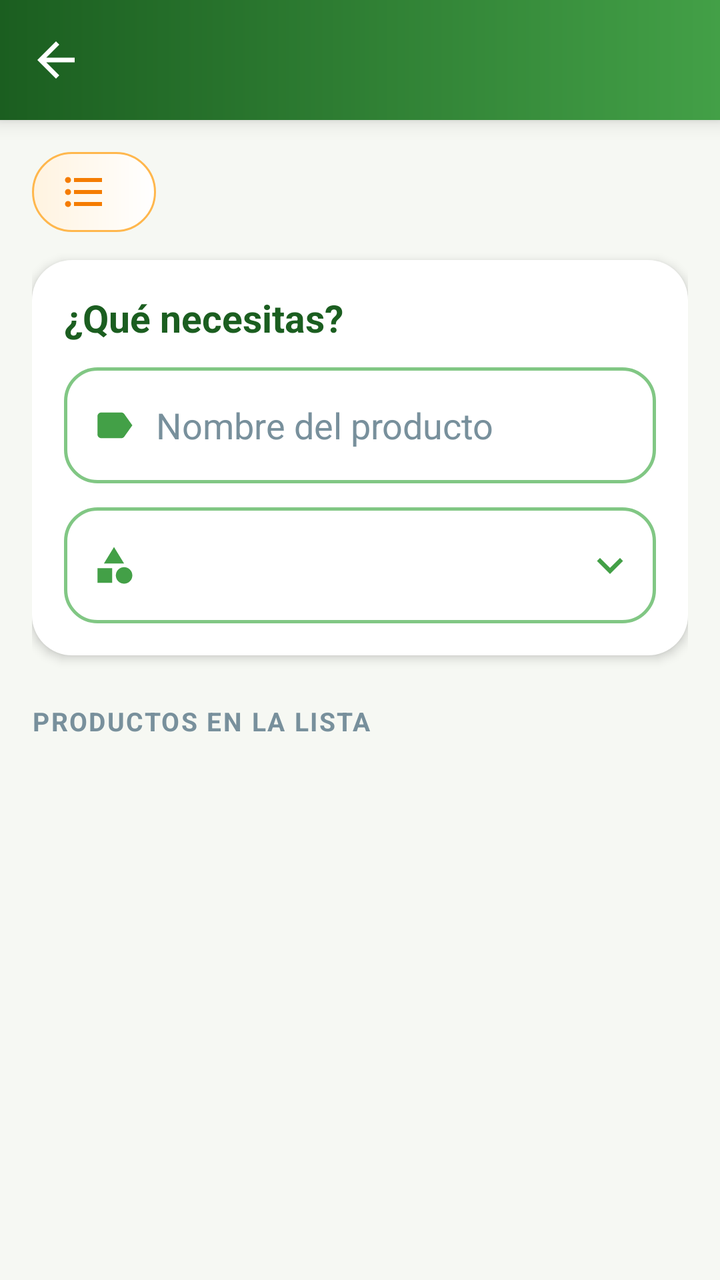
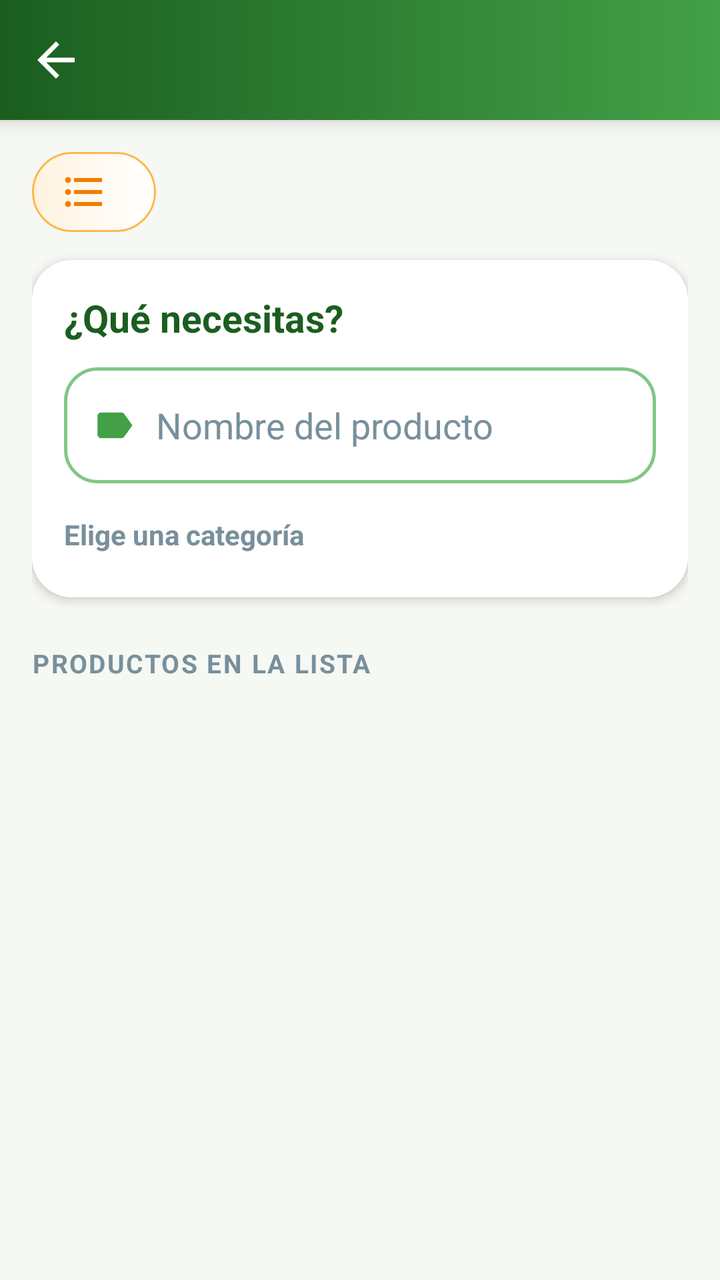

Screens rendered from an Android XML layout before and after an edit, with the pre-edit source and the edit as a unified diff.
<!-- AndroidManifest.xml: application theme Theme.ShoppingList -->
<!-- res/layout/activity_add_product.xml -->
<?xml version="1.0" encoding="utf-8"?>
<LinearLayout xmlns:android="http://schemas.android.com/apk/res/android"
    xmlns:app="http://schemas.android.com/apk/res-auto"
    xmlns:tools="http://schemas.android.com/tools"
    android:layout_width="match_parent"
    android:layout_height="match_parent"
    android:orientation="vertical"
    tools:ignore="ContentDescription">

    <include layout="@layout/view_top_bar" />

    <ScrollView
        android:layout_width="match_parent"
        android:layout_height="match_parent">

        <LinearLayout
            android:layout_width="match_parent"
            android:layout_height="wrap_content"
            android:orientation="vertical"
            android:padding="16dp">

            <TextView
                android:id="@+id/tvTarget"
                android:layout_width="wrap_content"
                android:layout_height="wrap_content"
                android:layout_marginBottom="14dp"
                android:background="@drawable/bg_pill_orange"
                android:drawablePadding="8dp"
                android:gravity="center_vertical"
                android:paddingStart="14dp"
                android:paddingTop="8dp"
                android:paddingEnd="16dp"
                android:paddingBottom="8dp"
                android:textColor="@color/orange_dark"
                android:textSize="15sp"
                android:textStyle="bold"
                app:drawableStartCompat="@drawable/ic_list"
                app:drawableTint="@color/orange" />

            
            <LinearLayout
                android:layout_width="match_parent"
                android:layout_height="wrap_content"
                android:background="@drawable/bg_card_plain"
                android:elevation="3dp"
                android:orientation="vertical"
                android:padding="16dp">

                <TextView
                    android:layout_width="wrap_content"
                    android:layout_height="wrap_content"
                    android:text="@string/form_title"
                    android:textColor="@color/green_dark"
                    android:textSize="19sp"
                    android:textStyle="bold" />

                <LinearLayout style="@style/InputRow">

                    <ImageView
                        style="@style/InputRowIcon"
                        android:src="@drawable/ic_label" />

                    <EditText
                        android:id="@+id/etName"
                        style="@style/InputRowField"
                        android:importantForAutofill="no"
                        android:hint="@string/product_name_hint"
                        android:inputType="textCapSentences" />
                </LinearLayout>

                <LinearLayout
                    android:id="@+id/categoryRow"
                    style="@style/InputRow">

                    <ImageView
                        style="@style/InputRowIcon"
                        android:src="@drawable/ic_category" />

                    <Spinner
                        android:id="@+id/spCategory"
                        android:layout_width="0dp"
                        android:layout_height="match_parent"
                        android:layout_weight="1"
                        android:background="@null"
                        android:spinnerMode="dropdown" />

                    <ImageView
                        android:layout_width="26dp"
                        android:layout_height="26dp"
                        android:importantForAccessibility="no"
                        android:rotation="90"
                        android:src="@drawable/ic_chevron_right"
                        app:tint="@color/green_mid" />
                </LinearLayout>

                <LinearLayout
                    android:id="@+id/quantityRow"
                    style="@style/InputRow"
                    android:visibility="gone">

                    <ImageView
                        style="@style/InputRowIcon"
                        android:src="@drawable/ic_scale" />

                    <EditText
                        android:id="@+id/etQuantity"
                        style="@style/InputRowField"
                        android:importantForAutofill="no"
                        android:inputType="number" />

                    <TextView
                        android:id="@+id/tvUnit"
                        android:layout_width="wrap_content"
                        android:layout_height="wrap_content"
                        android:layout_marginEnd="8dp"
                        android:textColor="@color/orange_dark"
                        android:textSize="17sp"
                        android:textStyle="bold" />
                </LinearLayout>

                <com.google.android.material.button.MaterialButton
                    android:id="@+id/btnAdd"
                    style="@style/GradientButton"
                    android:layout_width="match_parent"
                    android:layout_marginTop="16dp"
                    android:text="@string/add"
                    android:visibility="gone"
                    app:icon="@drawable/ic_add" />
            </LinearLayout>

            <TextView
                android:id="@+id/tvCurrentTitle"
                android:layout_width="match_parent"
                android:layout_height="wrap_content"
                android:layout_marginTop="24dp"
                android:text="@string/current_products"
                android:textAllCaps="true"
                android:letterSpacing="0.06"
                android:textColor="@color/text_muted"
                android:textSize="13sp"
                android:textStyle="bold" />

            <LinearLayout
                android:id="@+id/content"
                android:layout_width="match_parent"
                android:layout_height="wrap_content"
                android:orientation="vertical" />
        </LinearLayout>
    </ScrollView>
</LinearLayout>
<!-- res/layout/view_top_bar.xml (included above) -->
<?xml version="1.0" encoding="utf-8"?>
<LinearLayout xmlns:android="http://schemas.android.com/apk/res/android"
    android:id="@+id/topBar"
    android:layout_width="match_parent"
    android:layout_height="wrap_content"
    android:background="@drawable/bg_top_bar"
    android:elevation="6dp"
    android:gravity="center_vertical"
    android:orientation="horizontal">

    <ImageButton
        android:id="@+id/btnBack"
        android:layout_width="56dp"
        android:layout_height="60dp"
        android:background="?attr/selectableItemBackgroundBorderless"
        android:contentDescription="@string/back"
        android:src="@drawable/ic_arrow_back" />

    <TextView
        android:id="@+id/tvTopTitle"
        android:layout_width="0dp"
        android:layout_height="wrap_content"
        android:layout_marginEnd="16dp"
        android:layout_weight="1"
        android:ellipsize="end"
        android:maxLines="1"
        android:textColor="@color/white"
        android:textSize="21sp"
        android:textStyle="bold" />

    
    <ImageButton
        android:id="@+id/btnTopAction"
        android:layout_width="56dp"
        android:layout_height="60dp"
        android:background="?attr/selectableItemBackgroundBorderless"
        android:visibility="gone" />
</LinearLayout>
<!-- resources referenced by this layout -->
<resources>
  <color name="green_dark">#FF1B5E20</color>
  <color name="green_mid">#FF43A047</color>
  <color name="orange">#FFF57C00</color>
  <color name="orange_dark">#FFE65100</color>
  <color name="text_muted">#FF78909C</color>
  <color name="white">#FFFFFFFF</color>
  <!-- drawable bg_card_plain (drawable) -->
  <?xml version="1.0" encoding="utf-8"?>
  <shape xmlns:android="http://schemas.android.com/apk/res/android" android:shape="rectangle">
      <solid android:color="@color/white" />
      <corners android:radius="20dp" />
  </shape>
  <!-- drawable bg_top_bar (drawable) -->
  <?xml version="1.0" encoding="utf-8"?>
  <shape xmlns:android="http://schemas.android.com/apk/res/android" android:shape="rectangle">
      <gradient
          android:angle="0"
          android:endColor="@color/green_mid"
          android:startColor="@color/green_dark" />
  </shape>
  <!-- drawable ic_add (drawable) -->
  <vector xmlns:android="http://schemas.android.com/apk/res/android"
      android:width="24dp"
      android:height="24dp"
      android:viewportWidth="24"
      android:viewportHeight="24">
      <path
          android:fillColor="#FFFFFFFF"
          android:pathData="M19,13h-6v6h-2v-6H5v-2h6V5h2v6h6v2z" />
  </vector>
  <!-- drawable ic_category (drawable) -->
  <vector xmlns:android="http://schemas.android.com/apk/res/android"
      android:width="24dp"
      android:height="24dp"
      android:viewportWidth="24"
      android:viewportHeight="24">
      <path
          android:fillColor="#FFFFFFFF"
          android:pathData="M12,2l-5.5,9h11zM17.5,13a4.5,4.5 0,1 0,0 9a4.5,4.5 0,1 0,0 -9zM3,13.5h8v8H3z" />
  </vector>
  <!-- drawable ic_chevron_right (drawable) -->
  <vector xmlns:android="http://schemas.android.com/apk/res/android"
      android:width="24dp"
      android:height="24dp"
      android:viewportWidth="24"
      android:viewportHeight="24">
      <path
          android:fillColor="#FFFFFFFF"
          android:pathData="M10,6L8.59,7.41 13.17,12l-4.58,4.59L10,18l6,-6z" />
  </vector>
  <string name="add">Añadir</string>
  <string name="back">Volver</string>
  <string name="current_products">Productos en la lista</string>
  <string name="form_title">¿Qué necesitas?</string>
  <string name="product_name_hint">Nombre del producto</string>
  <style name="InputRowIcon">
          <item name="android:layout_width">22dp</item>
          <item name="android:layout_height">22dp</item>
          <item name="android:layout_marginEnd">10dp</item>
          <item name="android:importantForAccessibility">no</item>
          <item name="tint">@color/green_mid</item>
      </style>
  <color name="orange_light">#FFFFF3E0</color>
  <color name="orange_soft">#FFFFB74D</color>
  <!-- drawable bg_input (drawable) -->
  <?xml version="1.0" encoding="utf-8"?>
  <shape xmlns:android="http://schemas.android.com/apk/res/android" android:shape="rectangle">
      <solid android:color="@color/white" />
      <stroke android:width="1.5dp" android:color="@color/green_soft" />
      <corners android:radius="16dp" />
  </shape>
  <color name="text_dark">#FF263238</color>
  <color name="green">#FF2E7D32</color>
  <color name="page_bg">#FFF6F8F3</color>
  <style name="ThemeOverlay.ShoppingList.Dialog" parent="ThemeOverlay.MaterialComponents.MaterialAlertDialog">
          <item name="shapeAppearanceOverlay">@style/ShapeAppearance.ShoppingList.Dialog</item>
          <item name="colorPrimary">@color/green</item>
          <item name="colorSecondary">@color/orange</item>
      </style>
  <color name="orange_deep">#FFF4511E</color>
  <color name="green_soft">#FF81C784</color>
  <style name="ShapeAppearance.ShoppingList.Dialog" parent="">
          <item name="cornerFamily">rounded</item>
          <item name="cornerSize">24dp</item>
      </style>
  <!-- unchanged entries left out for length: 10 -->
</resources>

<!-- the commit's change to res/layout/activity_add_product.xml (unified diff, before → after) -->
@@ -54,44 +54,42 @@
                     android:textSize="19sp"
                     android:textStyle="bold" />
 
-                <LinearLayout style="@style/InputRow">
+                <LinearLayout
+                    android:id="@+id/nameRow"
+                    style="@style/InputRow">
 
                     <ImageView
                         style="@style/InputRowIcon"
                         android:src="@drawable/ic_label" />
 
-                    <EditText
+                    
+                    <AutoCompleteTextView
                         android:id="@+id/etName"
                         style="@style/InputRowField"
+                        android:completionThreshold="1"
+                        android:dropDownAnchor="@id/nameRow"
+                        android:hint="@string/product_name_hint"
+                        android:imeOptions="actionDone"
                         android:importantForAutofill="no"
-                        android:hint="@string/product_name_hint"
-                        android:inputType="textCapSentences" />
+                        android:inputType="textCapSentences|textAutoComplete" />
                 </LinearLayout>
 
+                <TextView
+                    android:layout_width="wrap_content"
+                    android:layout_height="wrap_content"
+                    android:layout_marginTop="16dp"
+                    android:text="@string/category_hint"
+                    android:textColor="@color/text_muted"
+                    android:textSize="14sp"
+                    android:textStyle="bold" />
+
+                
                 <LinearLayout
-                    android:id="@+id/categoryRow"
-                    style="@style/InputRow">
-
-                    <ImageView
-                        style="@style/InputRowIcon"
-                        android:src="@drawable/ic_category" />
-
-                    <Spinner
-                        android:id="@+id/spCategory"
-                        android:layout_width="0dp"
-                        android:layout_height="match_parent"
-                        android:layout_weight="1"
-                        android:background="@null"
-                        android:spinnerMode="dropdown" />
-
-                    <ImageView
-                        android:layout_width="26dp"
-                        android:layout_height="26dp"
-                        android:importantForAccessibility="no"
-                        android:rotation="90"
-                        android:src="@drawable/ic_chevron_right"
-                        app:tint="@color/green_mid" />
-                </LinearLayout>
+                    android:id="@+id/categoryGrid"
+                    android:layout_width="match_parent"
+                    android:layout_height="wrap_content"
+                    android:layout_marginTop="6dp"
+                    android:orientation="vertical" />
 
                 <LinearLayout
                     android:id="@+id/quantityRow"
<!-- resource entries referenced after the edit -->
@@ -30,28 +30,9 @@
           android:fillColor="#FFFFFFFF"
           android:pathData="M19,13h-6v6h-2v-6H5v-2h6V5h2v6h6v2z" />
   </vector>
-  <!-- drawable ic_category (drawable) -->
-  <vector xmlns:android="http://schemas.android.com/apk/res/android"
-      android:width="24dp"
-      android:height="24dp"
-      android:viewportWidth="24"
-      android:viewportHeight="24">
-      <path
-          android:fillColor="#FFFFFFFF"
-          android:pathData="M12,2l-5.5,9h11zM17.5,13a4.5,4.5 0,1 0,0 9a4.5,4.5 0,1 0,0 -9zM3,13.5h8v8H3z" />
-  </vector>
-  <!-- drawable ic_chevron_right (drawable) -->
-  <vector xmlns:android="http://schemas.android.com/apk/res/android"
-      android:width="24dp"
-      android:height="24dp"
-      android:viewportWidth="24"
-      android:viewportHeight="24">
-      <path
-          android:fillColor="#FFFFFFFF"
-          android:pathData="M10,6L8.59,7.41 13.17,12l-4.58,4.59L10,18l6,-6z" />
-  </vector>
   <string name="add">Añadir</string>
   <string name="back">Volver</string>
+  <string name="category_hint">Elige una categoría</string>
   <string name="current_products">Productos en la lista</string>
   <string name="form_title">¿Qué necesitas?</string>
   <string name="product_name_hint">Nombre del producto</string>
